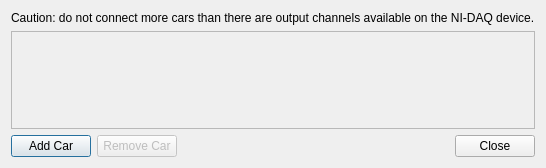
This is CARS/carsettingsdialog.ui in projectCARS/CARS2014-GIT as Qt 5 draws it before an edit. The edited form follows.
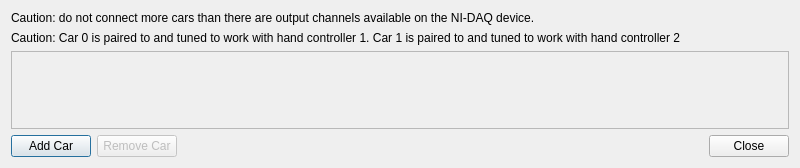
This is the edited form.

The edit to the form file:
```diff
--- a/CARS/carsettingsdialog.ui
+++ b/CARS/carsettingsdialog.ui
@@ -6,10 +6,16 @@
    <rect>
     <x>0</x>
     <y>0</y>
-    <width>542</width>
+    <width>800</width>
     <height>168</height>
    </rect>
   </property>
+  <property name="sizePolicy">
+   <sizepolicy hsizetype="Preferred" vsizetype="Preferred">
+    <horstretch>0</horstretch>
+    <verstretch>0</verstretch>
+   </sizepolicy>
+  </property>
   <property name="windowTitle">
    <string>Car Settings</string>
   </property>
@@ -21,6 +27,13 @@
      </property>
     </widget>
    </item>
+   <item>
+    <widget class="QLabel" name="label">
+     <property name="text">
+      <string>Caution: Car 0 is paired to and tuned to work with hand controller 1. Car 1 is paired to and tuned to work with hand controller 2</string>
+     </property>
+    </widget>
+   </item>
    <item>
     <widget class="QScrollArea" name="scrollArea">
      <property name="sizePolicy">
@@ -46,8 +59,8 @@
        <rect>
         <x>0</x>
         <y>0</y>
-        <width>522</width>
-        <height>98</height>
+        <width>780</width>
+        <height>79</height>
        </rect>
       </property>
       <layout class="QVBoxLayout" name="scrollAreaContentsLayout"/>
```
